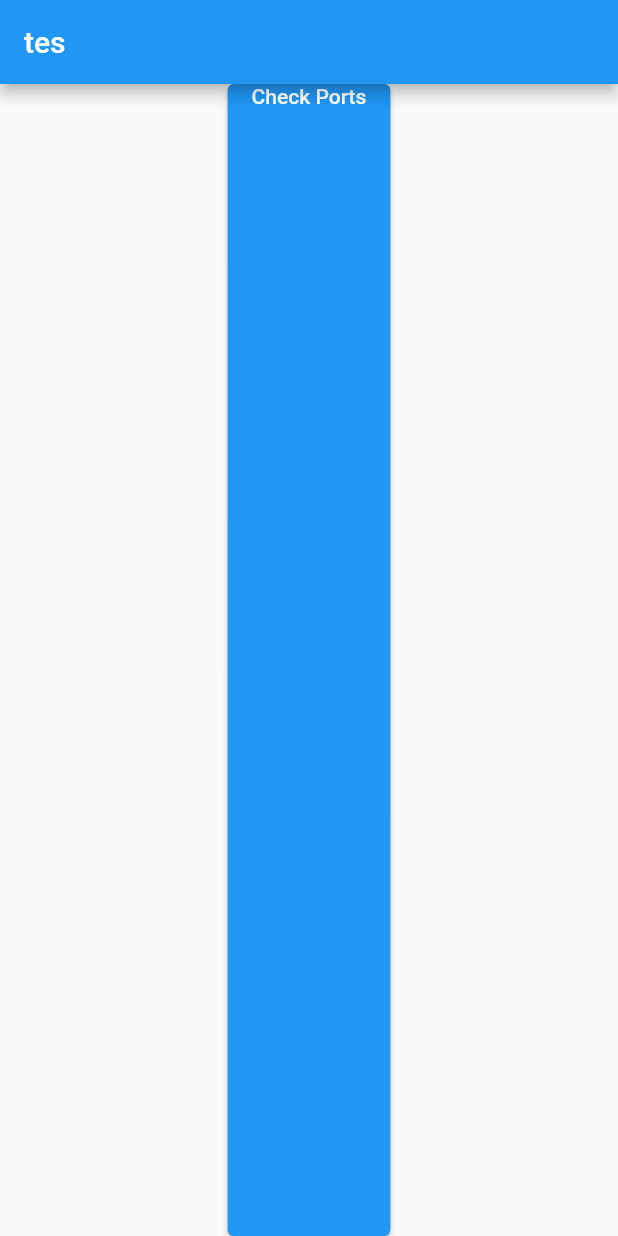
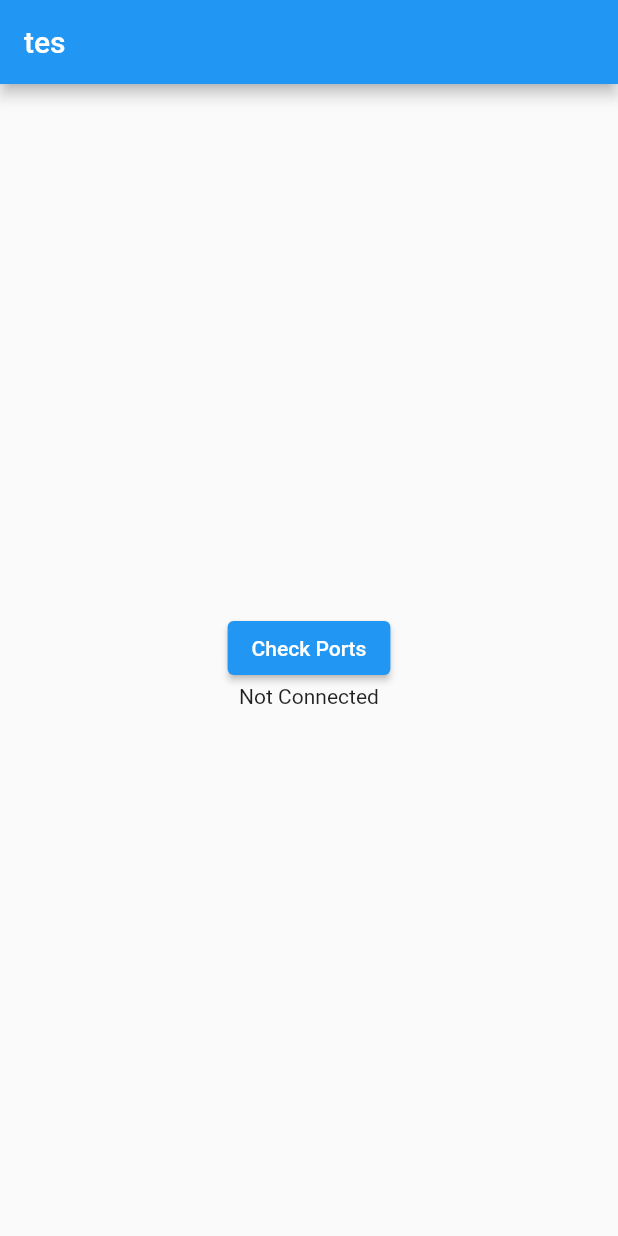
Before and after one commit to asrafilll/serial_to_webview, a Flutter app: the screen it shows after launch, on a phone screen of 412 x 824 dp. Run offline on Flutter 3.47's test engine with Material 2 defaults, Android fonts, the phone set to English and light mode, and no system bars; our stand-ins replace webview_flutter; missing offline and left inert: usb_serial.

Commit message:
Fix Parameters

```diff
--- a/lib/main.dart
+++ b/lib/main.dart
@@ -15,7 +15,7 @@ class MyApp extends StatelessWidget {
       theme: ThemeData(
         primarySwatch: Colors.blue,
       ),
-      home: const TesPage(),
+      home: TesPage(),
     );
   }
 }
--- a/lib/usb_serial_page.dart
+++ b/lib/usb_serial_page.dart
@@ -1,8 +1,15 @@
 import 'package:flutter/material.dart';
 import 'package:usb_serial/usb_serial.dart';
 
-class TesPage extends StatelessWidget {
+class TesPage extends StatefulWidget {
   const TesPage({super.key});
+
+  @override
+  State<TesPage> createState() => _TesPageState();
+}
+
+class _TesPageState extends State<TesPage> {
+  String _currentStatus = 'Not Connected';
 
   @override
   Widget build(BuildContext context) {
@@ -11,34 +18,41 @@ class TesPage extends StatelessWidget {
         title: const Text('tes'),
       ),
       body: Center(
-        child: ElevatedButton(
         child: Column(
-            children: const [
-              Text('Check Ports'),
-            ],
-          ),
+          mainAxisAlignment: MainAxisAlignment.center,
+          children: [
+            ElevatedButton(
+              child: const Text('Check Ports'),
+
               onPressed: () async {
                 List<UsbDevice> devices = await UsbSerial.listDevices();
                 if (devices.isEmpty) {
-              const Text('No Devices');
+                  setState(() {
+                    _currentStatus = 'Devices is Empty';
+                  });
                 }
                 if (devices.isNotEmpty) {
-              Text('Devices are detected : $devices');
+                  setState(() {
+                    _currentStatus = 'Devices are detected : $devices';
+                  });
                 }
-            UsbPort? port;
-            port = await devices[0].create();
-            bool openResult = await port!.open();
-            if (!openResult) {
-              const Text('Failed to Open Port');
-              return;
-            }
-            await port.setDTR(true);
-            await port.setRTS(true);
+                // UsbPort? port;
+                // port = await devices[0].create();
+                // bool openResult = await port!.open();
+                // if (!openResult) {
+                //   const Text('Failed to Open Port');
+                //   return;
+                // }
+                // await port.setDTR(true);
+                // await port.setRTS(true);
               },
 
               // Get the usb serial data by read
               // Then pass the data to widget WebView_Page
             ),
+            Text(_currentStatus),
+          ],
+        ),
       ),
     );
   }
```
Lines whose indentation alone changed are shown as unchanged.
